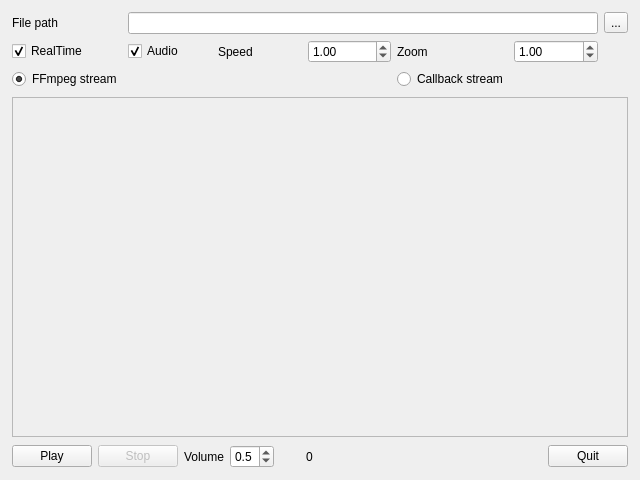
The window that qfmainwindow.ui (denisgottardello/QtFFmpegPlayer) describes before a commit, drawn with Qt 5.
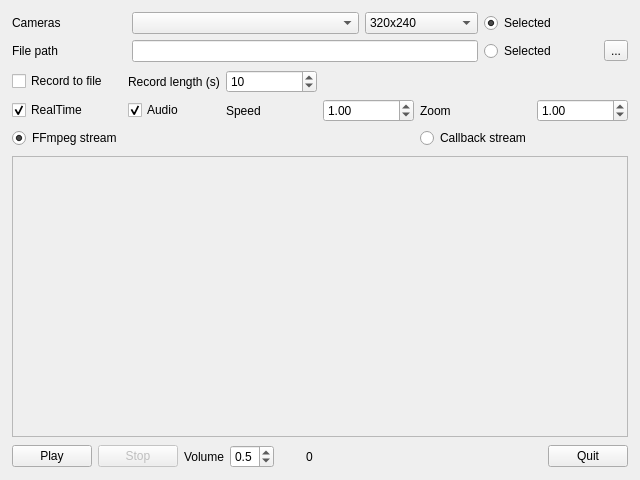
The same window after the commit.

Commit message: Qt FFmpeg Player component now can store to file a copy of the incoming rtsp stream.

Patch:
```diff
--- a/qfmainwindow.ui
+++ b/qfmainwindow.ui
@@ -30,7 +30,38 @@
        <property name="bottomMargin">
         <number>1</number>
        </property>
-       <item row="0" column="6">
+       <item row="0" column="0">
+        <widget class="QLabel" name="label_6">
+         <property name="text">
+          <string>Cameras</string>
+         </property>
+        </widget>
+       </item>
+       <item row="1" column="4">
+        <widget class="QRadioButton" name="radioButton">
+         <property name="text">
+          <string>Selected</string>
+         </property>
+        </widget>
+       </item>
+       <item row="0" column="4">
+        <widget class="QRadioButton" name="QRBCameras">
+         <property name="text">
+          <string>Selected</string>
+         </property>
+         <property name="checked">
+          <bool>true</bool>
+         </property>
+        </widget>
+       </item>
+       <item row="1" column="1" colspan="3">
+        <widget class="QLineEdit" name="QLEFilePath">
+         <property name="text">
+          <string/>
+         </property>
+        </widget>
+       </item>
+       <item row="1" column="5">
         <widget class="QToolButton" name="QTBFilePath">
          <property name="text">
           <string>...</string>
@@ -40,13 +71,99 @@
          </property>
         </widget>
        </item>
-       <item row="3" column="4">
-        <widget class="QRadioButton" name="QRBCallbackStream">
+       <item row="1" column="0">
+        <widget class="QLabel" name="label">
          <property name="text">
-          <string>Callback stream</string>
+          <string>File path</string>
          </property>
+        </widget>
+       </item>
+       <item row="0" column="1" colspan="2">
+        <widget class="QComboBox" name="QCBCameras"/>
+       </item>
+       <item row="0" column="3">
+        <widget class="QComboBox" name="QCBResolution">
+         <item>
+          <property name="text">
+           <string>320x240</string>
+          </property>
+         </item>
+         <item>
+          <property name="text">
+           <string>640x480</string>
+          </property>
+         </item>
+        </widget>
+       </item>
+      </layout>
+     </widget>
+    </item>
+    <item>
+     <widget class="QWidget" name="widget_4" native="true">
+      <layout class="QGridLayout" name="gridLayout_3">
+       <property name="leftMargin">
+        <number>1</number>
+       </property>
+       <property name="topMargin">
+        <number>1</number>
+       </property>
+       <property name="rightMargin">
+        <number>1</number>
+       </property>
+       <property name="bottomMargin">
+        <number>1</number>
+       </property>
+       <item row="0" column="0">
+        <widget class="QCheckBox" name="QCBRecord">
+         <property name="text">
+          <string>Record to file</string>
+         </property>
+        </widget>
+       </item>
+       <item row="0" column="1">
+        <widget class="QLabel" name="label_5">
+         <property name="text">
+          <string>Record length (s)</string>
+         </property>
+        </widget>
+       </item>
+       <item row="0" column="2">
+        <widget class="QSpinBox" name="QSBRecordLength">
+         <property name="minimum">
+          <number>1</number>
+         </property>
+         <property name="maximum">
+          <number>999999</number>
+         </property>
+         <property name="value">
+          <number>10</number>
+         </property>
+        </widget>
+       </item>
+       <item row="1" column="0">
+        <widget class="QCheckBox" name="QCBRealTime">
+         <property name="text">
+          <string>RealTime</string>
+         </property>
          <property name="checked">
-          <bool>false</bool>
+          <bool>true</bool>
+         </property>
+        </widget>
+       </item>
+       <item row="1" column="1">
+        <widget class="QCheckBox" name="QCBAudio">
+         <property name="text">
+          <string>Audio</string>
+         </property>
+         <property name="checked">
+          <bool>true</bool>
+         </property>
+        </widget>
+       </item>
+       <item row="1" column="2">
+        <widget class="QLabel" name="label_4">
+         <property name="text">
+          <string>Speed</string>
          </property>
         </widget>
        </item>
@@ -73,33 +190,6 @@
          </property>
         </widget>
        </item>
-       <item row="3" column="0">
-        <widget class="QRadioButton" name="QRBFFmpegStream">
-         <property name="text">
-          <string>FFmpeg stream</string>
-         </property>
-         <property name="checked">
-          <bool>true</bool>
-         </property>
-        </widget>
-       </item>
-       <item row="0" column="0">
-        <widget class="QLabel" name="label">
-         <property name="text">
-          <string>File path</string>
-         </property>
-        </widget>
-       </item>
-       <item row="1" column="0">
-        <widget class="QCheckBox" name="QCBRealTime">
-         <property name="text">
-          <string>RealTime</string>
-         </property>
-         <property name="checked">
-          <bool>true</bool>
-         </property>
-        </widget>
-       </item>
        <item row="1" column="5">
         <widget class="QDoubleSpinBox" name="QDSBZoom">
          <property name="minimum">
@@ -116,27 +206,23 @@
          </property>
         </widget>
        </item>
-       <item row="1" column="2">
-        <widget class="QLabel" name="label_4">
+       <item row="2" column="0">
+        <widget class="QRadioButton" name="QRBFFmpegStream">
          <property name="text">
-          <string>Speed</string>
-         </property>
-        </widget>
-       </item>
-       <item row="1" column="1">
-        <widget class="QCheckBox" name="QCBAudio">
-         <property name="text">
-          <string>Audio</string>
+          <string>FFmpeg stream</string>
          </property>
          <property name="checked">
           <bool>true</bool>
          </property>
         </widget>
        </item>
-       <item row="0" column="1" colspan="5">
-        <widget class="QLineEdit" name="QLEFilePath">
+       <item row="2" column="4">
+        <widget class="QRadioButton" name="QRBCallbackStream">
          <property name="text">
-          <string/>
+          <string>Callback stream</string>
+         </property>
+         <property name="checked">
+          <bool>false</bool>
          </property>
         </widget>
        </item>
@@ -163,13 +249,16 @@
          <property name="widgetResizable">
           <bool>true</bool>
          </property>
+         <property name="alignment">
+          <set>Qt::AlignCenter</set>
+         </property>
          <widget class="QWidget" name="scrollAreaWidgetContents">
           <property name="geometry">
            <rect>
             <x>0</x>
             <y>0</y>
             <width>618</width>
-            <height>330</height>
+            <height>266</height>
            </rect>
           </property>
           <layout class="QGridLayout" name="gridLayout_2">
```
Left out of the diff: 6 changed lines with no effect on the pictures. The commit also changes 9 other files.
